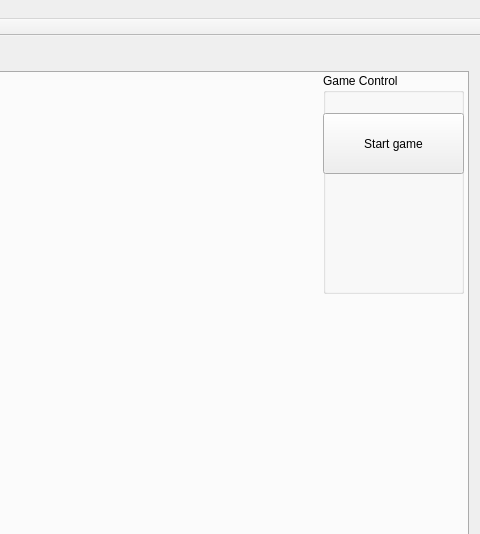
Above: jrdgui.ui from trungkiena6/Rehabilitation-software before the change; both pictures show x 520 to 1000 and y 0 to 534 of the 1000 by 700 pixel window. Below: the same form after it.
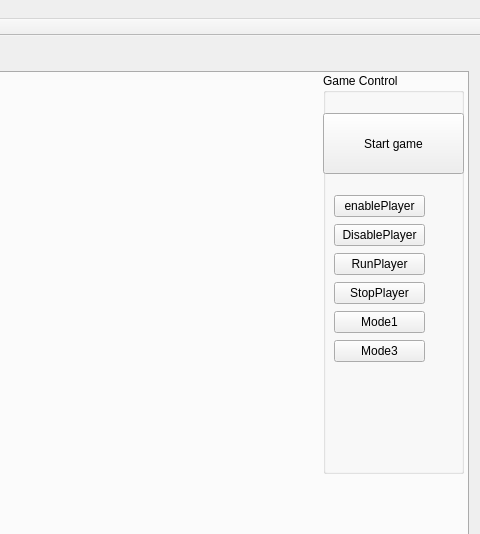
That is the form after the change.

```diff
--- a/jrdgui.ui
+++ b/jrdgui.ui
@@ -52,7 +52,7 @@
           <x>830</x>
           <y>0</y>
           <width>141</width>
-          <height>221</height>
+          <height>401</height>
          </rect>
         </property>
         <property name="title">
@@ -71,6 +71,60 @@
           <string>Start game</string>
          </property>
         </widget>
+        <widget class="QWidget" name="">
+         <property name="geometry">
+          <rect>
+           <x>0</x>
+           <y>110</y>
+           <width>113</width>
+           <height>194</height>
+          </rect>
+         </property>
+         <layout class="QVBoxLayout" name="verticalLayout">
+          <item>
+           <widget class="QPushButton" name="buttonEnablePlayer">
+            <property name="text">
+             <string>enablePlayer</string>
+            </property>
+           </widget>
+          </item>
+          <item>
+           <widget class="QPushButton" name="buttonDisablePlayer">
+            <property name="text">
+             <string>DisablePlayer</string>
+            </property>
+           </widget>
+          </item>
+          <item>
+           <widget class="QPushButton" name="buttonRunPlayer">
+            <property name="text">
+             <string>RunPlayer</string>
+            </property>
+           </widget>
+          </item>
+          <item>
+           <widget class="QPushButton" name="buttonStopPlayer">
+            <property name="text">
+             <string>StopPlayer</string>
+            </property>
+           </widget>
+          </item>
+          <item>
+           <widget class="QPushButton" name="buttonMode1Player">
+            <property name="text">
+             <string>Mode1</string>
+            </property>
+           </widget>
+          </item>
+          <item>
+           <widget class="QPushButton" name="buttonMode3Player">
+            <property name="text">
+             <string>Mode3</string>
+            </property>
+           </widget>
+          </item>
+         </layout>
+        </widget>
        </widget>
       </widget>
       <widget class="QWidget" name="tabPatient">
```
Left out of the diff: 6 changed lines with no effect on the pictures.
